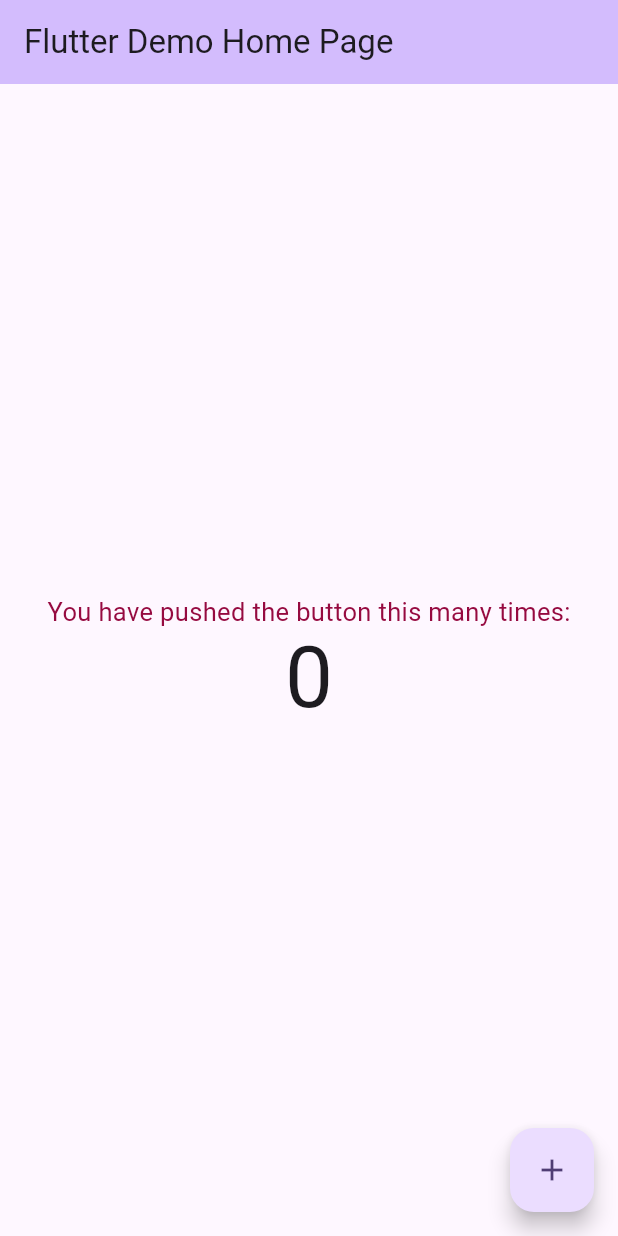
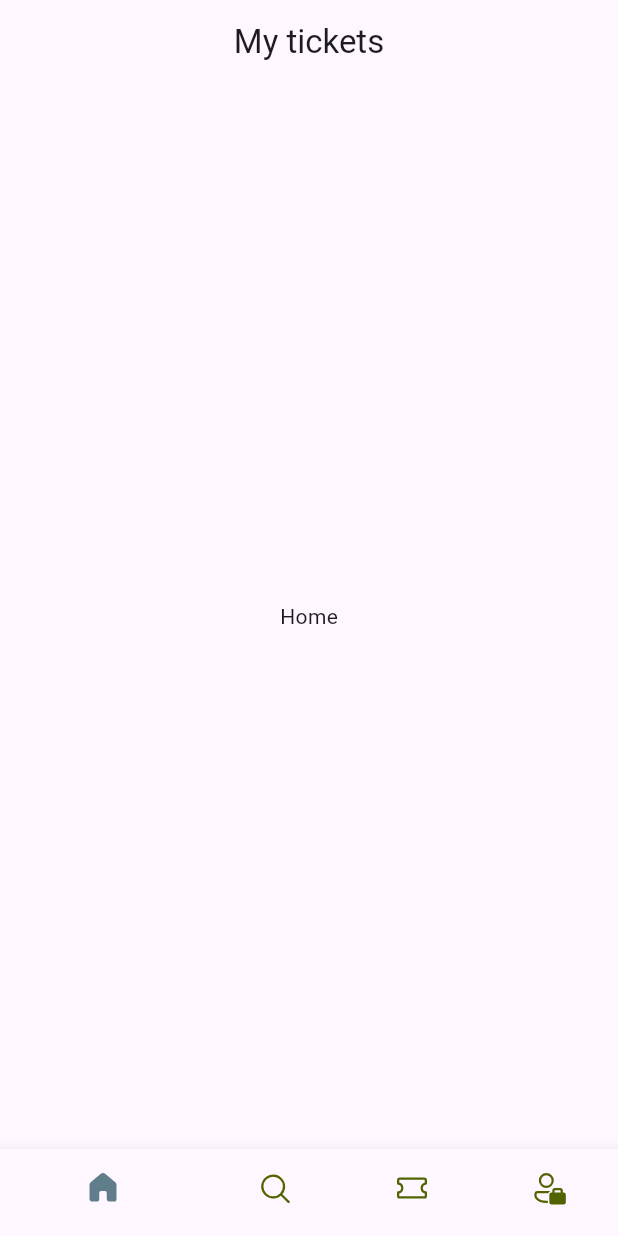
Before and after one commit to ChamikaGit/ticket-app-flutter, a Flutter app: the screen it shows after launch, on a phone screen of 412 x 824 dp. Run offline on Flutter 3.47's test engine with Material 3 defaults, Android fonts, the phone set to English and light mode, and no system bars; our stand-ins replace fluentui_icons.

Commit message:
added the bottom navigation changes with it's on tap callback function

```diff
--- /dev/null
+++ b/lib/base/bottom_nav_bar.dart
@@ -0,0 +1,64 @@
+import 'package:fluentui_icons/fluentui_icons.dart';
+import 'package:flutter/material.dart';
+
+class BottomNavBar extends StatefulWidget {
+  const BottomNavBar({super.key});
+
+  @override
+  State<BottomNavBar> createState() => _BottomNavBarState();
+}
+
+class _BottomNavBarState extends State<BottomNavBar> {
+  //list can iterated using it's index
+  final appScreens = [
+    const Center(child: Text("Home")),
+    const Center(child: Text("Search")),
+    const Center(child: Text("Tickets")),
+    const Center(child: Text("Profile")),
+  ];
+
+  //change our index for bottomNavBar
+  int _selectedIndex = 0;
+
+  void _onItemTapped(int index) {
+    setState(() {
+      _selectedIndex = index;
+    });
+    print("Tapped index is : $_selectedIndex");
+  }
+
+  @override
+  Widget build(BuildContext context) {
+    return Scaffold(
+      appBar: AppBar(
+        title: const Center(child: Text("My tickets")),
+      ),
+      body: appScreens[_selectedIndex],
+      bottomNavigationBar: BottomNavigationBar(
+          currentIndex: _selectedIndex,
+          onTap: _onItemTapped,
+          selectedItemColor: Colors.blueGrey,
+          unselectedItemColor: const Color(0xFF526400),
+          showSelectedLabels: false,
+          items: const [
+            BottomNavigationBarItem(
+                icon: Icon(FluentSystemIcons.ic_fluent_home_regular),
+                activeIcon: Icon(FluentSystemIcons.ic_fluent_home_filled),
+                label: "Home"),
+            BottomNavigationBarItem(
+                icon: Icon(FluentSystemIcons.ic_fluent_search_regular),
+                activeIcon: Icon(FluentSystemIcons.ic_fluent_search_filled),
+                label: "Search"),
+            BottomNavigationBarItem(
+                icon: Icon(FluentSystemIcons.ic_fluent_ticket_regular),
+                activeIcon: Icon(FluentSystemIcons.ic_fluent_ticket_filled),
+                label: "Tickets"),
+            BottomNavigationBarItem(
+                icon: Icon(FluentSystemIcons.ic_fluent_person_accounts_regular),
+                activeIcon:
+                    Icon(FluentSystemIcons.ic_fluent_person_accounts_filled),
+                label: "Profile"),
+          ]),
+    );
+  }
+}
--- a/lib/main.dart
+++ b/lib/main.dart
@@ -1,33 +1,30 @@
 import 'package:flutter/material.dart';
+import 'package:ticket_app/base/bottom_nav_bar.dart';
 
 void main() {
-  runApp(const MyApp());
+  runApp(const MyAppTest());
+}
+
+//sample test learning MyAppTest widget
+class MyAppTest extends StatelessWidget {
+  const MyAppTest({super.key});
+
+  @override
+  Widget build(BuildContext context) {
+    return const MaterialApp(
+      home: BottomNavBar()
+    );
+  }
 }
 
 class MyApp extends StatelessWidget {
   const MyApp({super.key});
 
-  // This widget is the root of your application.
   @override
   Widget build(BuildContext context) {
     return MaterialApp(
       title: 'Flutter Demo',
       theme: ThemeData(
-        // This is the theme of your application.
-        //
-        // TRY THIS: Try running your application with "flutter run". You'll see
-        // the application has a purple toolbar. Then, without quitting the app,
-        // try changing the seedColor in the colorScheme below to Colors.green
-        // and then invoke "hot reload" (save your changes or press the "hot
-        // reload" button in a Flutter-supported IDE, or press "r" if you used
-        // the command line to start the app).
-        //
-        // Notice that the counter didn't reset back to zero; the application
-        // state is not lost during the reload. To reset the state, use hot
-        // restart instead.
-        //
-        // This works for code too, not just values: Most code changes can be
-        // tested with just a hot reload.
         colorScheme: ColorScheme.fromSeed(seedColor: Colors.deepPurple),
         useMaterial3: true,
       ),
@@ -39,13 +36,8 @@ class MyApp extends StatelessWidget {
 class MyHomePage extends StatefulWidget {
   const MyHomePage({super.key, required this.title});
 
-  // This widget is the home page of your application. It is stateful, meaning
-  // that it has a State object (defined below) that contains fields that affect
   // how it looks.
 
-  // This class is the configuration for the state. It holds the values (in this
-  // case the title) provided by the parent (in this case the App widget) and
-  // used by the build method of the State. Fields in a Widget subclass are
   // always marked "final".
 
   final String title;
@@ -59,50 +51,27 @@ class _MyHomePageState extends State<MyHomePage> {
 
   void _incrementCounter() {
     setState(() {
-      // This call to setState tells the Flutter framework that something has
-      // changed in this State, which causes it to rerun the build method below
-      // so that the display can reflect the updated values. If we changed
-      // _counter without calling setState(), then the build method would not be
-      // called again, and so nothing would appear to happen.
       _counter++;
+    });
+  }
+
+  void _decrementCounter() {
+    setState(() {
+      if (_counter != 0) {
+        _counter--;
+      }
     });
   }
 
   @override
   Widget build(BuildContext context) {
-    // This method is rerun every time setState is called, for instance as done
-    // by the _incrementCounter method above.
-    //
-    // The Flutter framework has been optimized to make rerunning build methods
-    // fast, so that you can just rebuild anything that needs updating rather
-    // than having to individually change instances of widgets.
     return Scaffold(
         appBar: AppBar(
-        // TRY THIS: Try changing the color here to a specific color (to
-        // Colors.amber, perhaps?) and trigger a hot reload to see the AppBar
-        // change color while the other colors stay the same.
           backgroundColor: Theme.of(context).colorScheme.inversePrimary,
-        // Here we take the value from the MyHomePage object that was created by
-        // the App.build method, and use it to set our appbar title.
           title: Text(widget.title),
         ),
         body: Center(
-        // Center is a layout widget. It takes a single child and positions it
-        // in the middle of the parent.
           child: Column(
-          // Column is also a layout widget. It takes a list of children and
-          // arranges them vertically. By default, it sizes itself to fit its
-          // children horizontally, and tries to be as tall as its parent.
-          //
-          // Column has various properties to control how it sizes itself and
-          // how it positions its children. Here we use mainAxisAlignment to
-          // center the children vertically; the main axis here is the vertical
-          // axis because Columns are vertical (the cross axis would be
-          // horizontal).
-          //
-          // TRY THIS: Invoke "debug painting" (choose the "Toggle Debug Paint"
-          // action in the IDE, or press "p" in the console), to see the
-          // wireframe for each widget.
             mainAxisAlignment: MainAxisAlignment.center,
             children: <Widget>[
               const Text('You have pushed the button this many times:',
@@ -115,12 +84,18 @@ class _MyHomePageState extends State<MyHomePage> {
             ],
           ),
         ),
-
-      floatingActionButton: FloatingActionButton(
+        floatingActionButton: Row(
+          mainAxisAlignment: MainAxisAlignment.spaceEvenly,
+          children: [
+            FloatingActionButton(
                 onPressed: _incrementCounter,
                 tooltip: 'Increment',
-        child: const Icon(Icons.add),
-      ), // This trailing comma makes auto-formatting nicer for build methods.
-    );
+                child: const Icon(Icons.add)),
+            FloatingActionButton(
+                onPressed: _decrementCounter,
+                tooltip: 'Increment',
+                child: const Icon(Icons.remove)),
+          ],
+        ));
   }
 }
--- a/pubspec.yaml
+++ b/pubspec.yaml
@@ -35,6 +35,7 @@ dependencies:
   # The following adds the Cupertino Icons font to your application.
   # Use with the CupertinoIcons class for iOS style icons.
   cupertino_icons: ^1.0.8
+  fluentui_icons: ^1.0.0
 
 dev_dependencies:
   flutter_test:
```
Also changed, not shown: pubspec.lock. Lines whose indentation alone changed are shown as unchanged.
